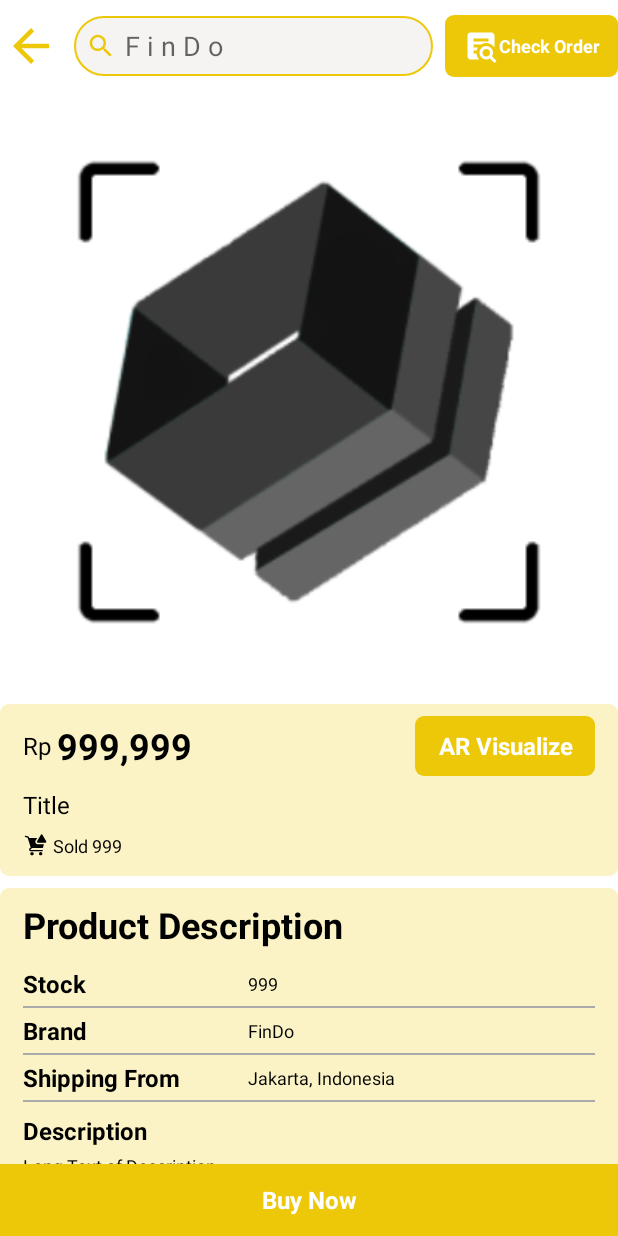
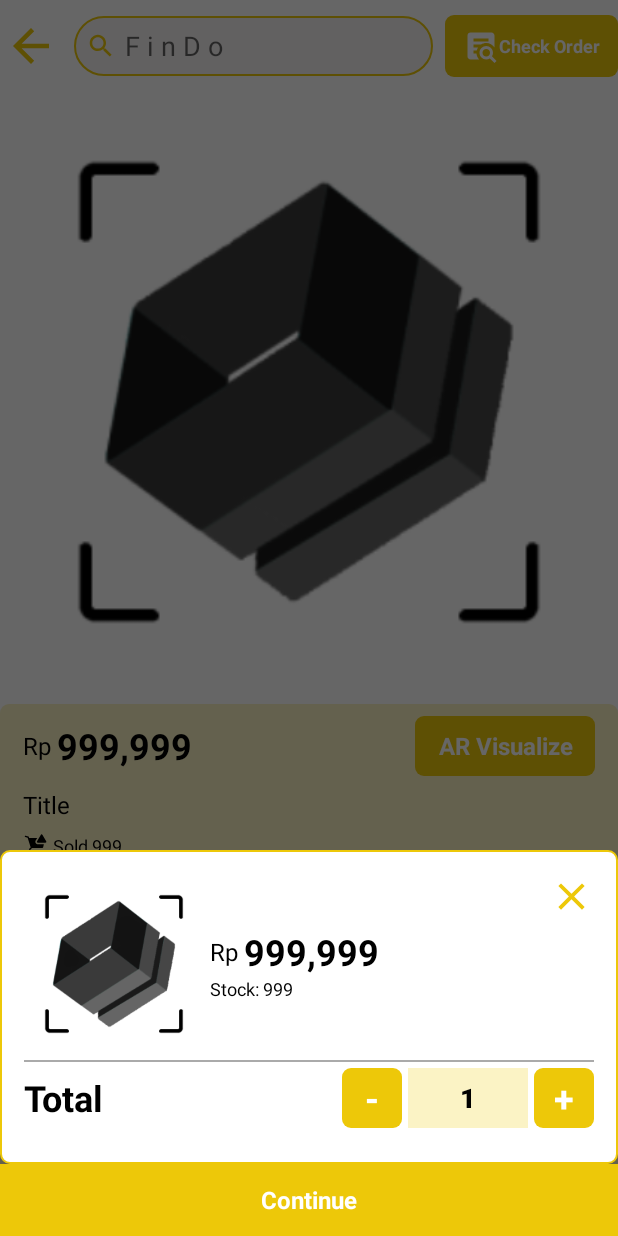
Before and after one commit to sivalijaya/FinDo, an Android app: the ProductDetailActivity screen opened directly, with no data from a screen before it, after a tap on "Buy Now", on a phone screen of 412 x 824 dp. Run offline under Robolectric (Android 15) with nearby library versions, the phone set to English and light mode, and no system bars; our stand-ins replace Firebase (no records; nobody signed in at launch, a user with empty details on screens opened directly), Picasso; pictures from the network do not load; 5 statements that could not run were skipped; 1 other tap on this screen came first.

Commit message:
add bottomsheet

```diff
--- a/app/src/main/java/com/example/findo/ProductDetailActivity.java
+++ b/app/src/main/java/com/example/findo/ProductDetailActivity.java
@@ -3,7 +3,9 @@ package com.example.findo;
 import android.os.Bundle;
 import android.support.annotation.NonNull;
 import android.util.Log;
+import android.view.LayoutInflater;
 import android.view.View;
+import android.widget.EditText;
 import android.widget.ImageView;
 import android.widget.TextView;
 import android.widget.Toast;
@@ -11,6 +13,7 @@ import android.widget.Toast;
 import androidx.appcompat.app.AppCompatActivity;
 
 import com.example.findo.model.Product;
+import com.google.android.material.bottomsheet.BottomSheetDialog;
 import com.google.firebase.database.DataSnapshot;
 import com.google.firebase.database.DatabaseError;
 import com.google.firebase.database.DatabaseReference;
@@ -58,6 +61,65 @@ public class ProductDetailActivity extends AppCompatActivity {
             @Override
             public void onClick(View view) {
                 Toast.makeText(ProductDetailActivity.this, "Buy Now!", Toast.LENGTH_SHORT).show();
+                BottomSheetDialog bottomSheetDialog = new BottomSheetDialog(ProductDetailActivity.this, R.style.BottomSheetDialogTheme);
+                View bottomSheetView = LayoutInflater.from(getApplicationContext()).inflate(
+                        R.layout.layout_bottomsheet,
+                        findViewById(R.id.bottomSheetContainer)
+                );
+                TextView productPrice = bottomSheetView.findViewById(R.id.product_price);
+                TextView productStock = bottomSheetView.findViewById(R.id.product_stock);
+                ImageView productImage = bottomSheetView.findViewById(R.id.product_image);
+                TextView btn_plus = bottomSheetView.findViewById(R.id.btn_plus);
+                TextView btn_minus = bottomSheetView.findViewById(R.id.btn_minus);
+                TextView btn_continue = bottomSheetView.findViewById(R.id.btn_continue);
+                EditText ed_quantity = bottomSheetView.findViewById(R.id.ed_quantity);
+                ImageView btn_close = bottomSheetView.findViewById(R.id.btn_close);
+
+                DecimalFormat decimalFormat = new DecimalFormat("###,###,###");
+                productPrice.setText(decimalFormat.format(product.getPrice()));
+                productStock.setText(product.getStock().toString());
+                Picasso.get().load(product.getPhoto().get(0)).into(productImage);
+
+                btn_plus.setOnClickListener(new View.OnClickListener() {
+                    @Override
+                    public void onClick(View view) {
+                        if (Integer.parseInt(ed_quantity.getText().toString()) >= product.getStock()) {
+
+                        } else {
+                            int count = Integer.parseInt(ed_quantity.getText().toString()) + 1;
+                            ed_quantity.setText(String.valueOf(count));
+                        }
+                    }
+                });
+
+                btn_minus.setOnClickListener(new View.OnClickListener() {
+                    @Override
+                    public void onClick(View view) {
+                        if (Integer.parseInt(ed_quantity.getText().toString()) == 0) {
+
+                        } else {
+                            int count = Integer.parseInt(ed_quantity.getText().toString()) - 1;
+                            ed_quantity.setText(String.valueOf(count));
+                        }
+                    }
+                });
+
+                btn_continue.setOnClickListener(new View.OnClickListener() {
+                    @Override
+                    public void onClick(View view) {
+                        // TODO: 22-Jan-22 intent to cashierPage
+                    }
+                });
+
+                btn_close.setOnClickListener(new View.OnClickListener() {
+                    @Override
+                    public void onClick(View view) {
+                        bottomSheetDialog.cancel();
+                    }
+                });
+
+                bottomSheetDialog.setContentView(bottomSheetView);
+                bottomSheetDialog.show();
             }
         });
 
--- /dev/null
+++ b/app/src/main/res/drawable/ic_close_30.xml
@@ -0,0 +1,9 @@
+<vector xmlns:android="http://schemas.android.com/apk/res/android"
+    android:width="30dp"
+    android:height="30dp"
+    android:viewportWidth="30"
+    android:viewportHeight="30">
+  <path
+      android:pathData="M21.9875,6.25L15,13.2375L8.0125,6.25L6.25,8.0125L13.2375,15L6.25,21.9875L8.0125,23.75L15,16.7625L21.9875,23.75L23.75,21.9875L16.7625,15L23.75,8.0125L21.9875,6.25Z"
+      android:fillColor="#EDC809"/>
+</vector>
--- a/app/src/main/res/layout/activity_product_detail.xml
+++ b/app/src/main/res/layout/activity_product_detail.xml
@@ -27,6 +27,7 @@
                 android:id="@+id/iv_product"
                 android:layout_width="match_parent"
                 android:layout_height="400dp"
+                android:adjustViewBounds="true"
                 android:src="@drawable/findo_logo" />
 
             <LinearLayout
--- /dev/null
+++ b/app/src/main/res/layout/layout_bottomsheet.xml
@@ -0,0 +1,171 @@
+<?xml version="1.0" encoding="utf-8"?>
+<LinearLayout xmlns:android="http://schemas.android.com/apk/res/android"
+    android:id="@+id/bottomSheetContainer"
+    android:layout_width="match_parent"
+    android:layout_height="wrap_content"
+    android:orientation="vertical">
+
+    <LinearLayout
+        android:layout_width="match_parent"
+        android:layout_height="wrap_content"
+        android:background="@drawable/button_rectangle_white"
+        android:orientation="vertical"
+        android:padding="16dp">
+
+        <LinearLayout
+            android:layout_width="match_parent"
+            android:layout_height="wrap_content"
+            android:orientation="horizontal">
+
+            <ImageView
+                android:id="@+id/product_image"
+                android:layout_width="wrap_content"
+                android:layout_height="120dp"
+                android:adjustViewBounds="true"
+                android:src="@drawable/findo_logo" />
+
+            <LinearLayout
+                android:layout_width="wrap_content"
+                android:layout_height="match_parent"
+                android:layout_marginLeft="4dp"
+                android:gravity="center_vertical"
+                android:orientation="vertical">
+
+                <LinearLayout
+                    android:layout_width="wrap_content"
+                    android:layout_height="wrap_content"
+                    android:gravity="center_vertical">
+
+                    <TextView
+                        android:layout_width="wrap_content"
+                        android:layout_height="match_parent"
+                        android:gravity="center_vertical"
+                        android:text="Rp "
+                        android:textColor="@color/black"
+                        android:textSize="16dp" />
+
+                    <TextView
+                        android:id="@+id/product_price"
+                        android:layout_width="wrap_content"
+                        android:layout_height="wrap_content"
+                        android:text="999,999"
+                        android:textColor="@color/black"
+                        android:textSize="24dp"
+                        android:textStyle="bold" />
+                </LinearLayout>
+
+                <LinearLayout
+                    android:layout_width="wrap_content"
+                    android:layout_height="wrap_content"
+                    android:gravity="center_vertical">
+
+                    <TextView
+                        android:layout_width="wrap_content"
+                        android:layout_height="wrap_content"
+                        android:gravity="center_vertical"
+                        android:text="Stock: "
+                        android:textColor="@color/black"
+                        android:textSize="12dp" />
+
+                    <TextView
+                        android:id="@+id/product_stock"
+                        android:layout_width="wrap_content"
+                        android:layout_height="match_parent"
+                        android:gravity="center_vertical"
+                        android:text="999"
+                        android:textColor="@color/black"
+                        android:textSize="12dp" />
+                </LinearLayout>
+            </LinearLayout>
+
+            <LinearLayout
+                android:layout_width="match_parent"
+                android:layout_height="wrap_content"
+                android:gravity="end">
+
+                <ImageView
+                    android:id="@+id/btn_close"
+                    android:layout_width="wrap_content"
+                    android:layout_height="wrap_content"
+                    android:src="@drawable/ic_close_30" />
+            </LinearLayout>
+        </LinearLayout>
+
+        <View
+            android:layout_width="match_parent"
+            android:layout_height="1dp"
+            android:layout_marginTop="4dp"
+            android:layout_marginBottom="4dp"
+            android:background="@android:color/darker_gray" />
+
+        <LinearLayout
+            android:layout_width="match_parent"
+            android:layout_height="wrap_content"
+            android:layout_marginBottom="8dp"
+            android:gravity="center_vertical">
+
+            <TextView
+                android:layout_width="wrap_content"
+                android:layout_height="wrap_content"
+                android:text="Total"
+                android:textColor="@color/black"
+                android:textSize="24dp"
+                android:textStyle="bold" />
+
+            <LinearLayout
+                android:layout_width="match_parent"
+                android:layout_height="wrap_content"
+                android:gravity="end|center_vertical">
+
+                <TextView
+                    android:id="@+id/btn_minus"
+                    android:layout_width="40dp"
+                    android:layout_height="40dp"
+                    android:background="@drawable/button_rectangle"
+                    android:gravity="center"
+                    android:text="-"
+                    android:textColor="@color/white"
+                    android:textSize="24dp"
+                    android:textStyle="bold" />
+
+                <EditText
+                    android:id="@+id/ed_quantity"
+                    android:layout_width="80dp"
+                    android:layout_height="match_parent"
+                    android:layout_marginLeft="4dp"
+                    android:layout_marginRight="4dp"
+                    android:background="@color/yellow_main"
+                    android:inputType="number"
+                    android:padding="4dp"
+                    android:text="1"
+                    android:textAlignment="center"
+                    android:textColor="@color/black"
+                    android:textStyle="bold" />
+
+                <TextView
+                    android:id="@+id/btn_plus"
+                    android:layout_width="40dp"
+                    android:layout_height="40dp"
+                    android:background="@drawable/button_rectangle"
+                    android:gravity="center"
+                    android:text="+"
+                    android:textColor="@color/white"
+                    android:textSize="24dp"
+                    android:textStyle="bold" />
+            </LinearLayout>
+        </LinearLayout>
+    </LinearLayout>
+
+    <TextView
+        android:id="@+id/btn_continue"
+        android:layout_width="match_parent"
+        android:layout_height="48dp"
+        android:layout_alignParentBottom="true"
+        android:background="@drawable/button_rectanglewithoutrounded"
+        android:gravity="center"
+        android:text="Continue"
+        android:textColor="@color/white"
+        android:textSize="16dp"
+        android:textStyle="bold" />
+
+</LinearLayout>
--- a/app/src/main/res/values/themes.xml
+++ b/app/src/main/res/values/themes.xml
@@ -13,4 +13,11 @@
         <item name="android:statusBarColor" tools:targetApi="l">?attr/colorPrimaryVariant</item>
         <!-- Customize your theme here. -->
     </style>
+
+    <style name="BottomSheetDialogTheme" parent="Theme.Design.BottomSheetDialog">
+        <item name="bottomSheetStyle">@style/BottomSheetStyle</item>
+    </style>
+    <style name="BottomSheetStyle" parent="Widget.Design.BottomSheet.Modal">
+        <item name="android:background">@android:color/transparent</item>
+    </style>
 </resources>
```
